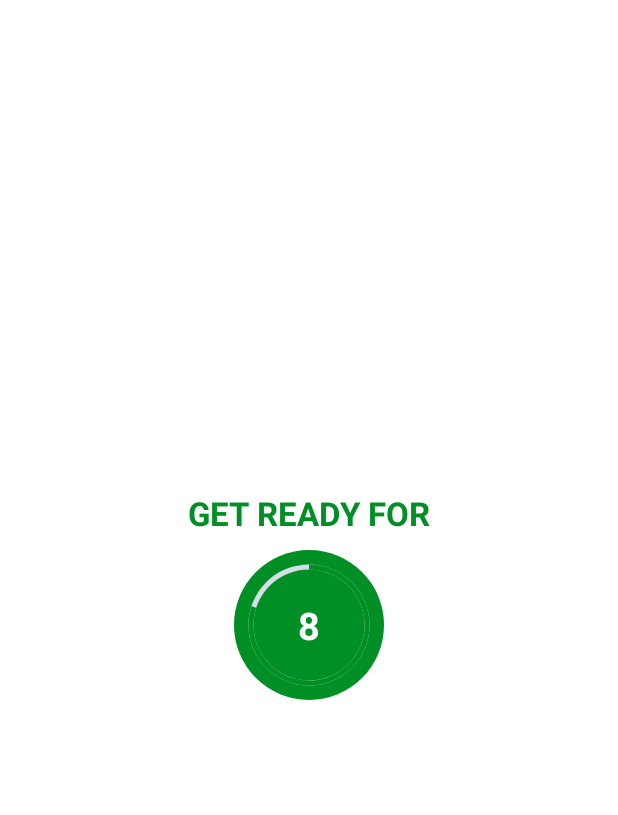
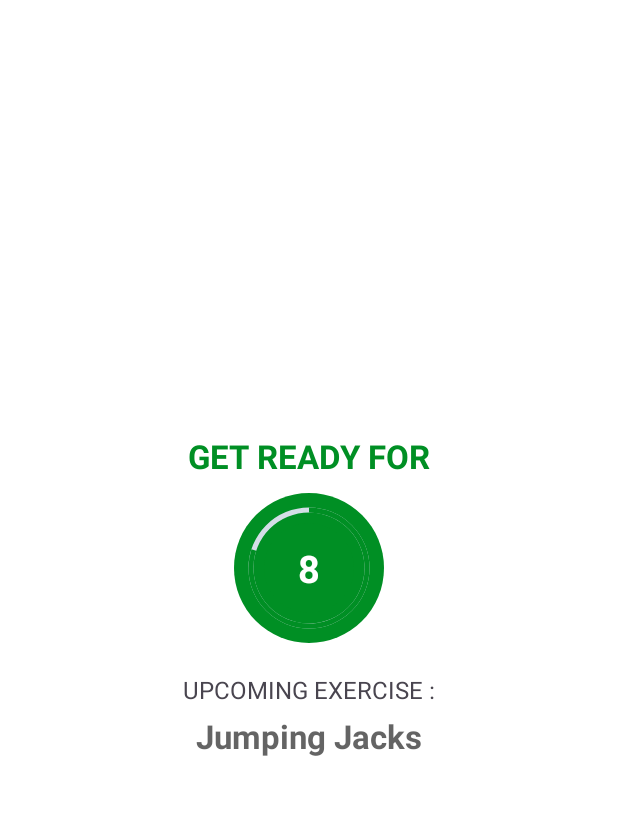
Before and after one commit to nevrmd/seven-min-workout, an Android app: the ExerciseActivity screen opened directly, with no data from a screen before it, on a phone screen of 412 x 824 dp, the part 64-879 px from its top. Run offline under Robolectric (Android 15) with nearby library versions, the phone set to English and light mode, and no system bars.

Commit message:
Upcoming Exercise Text

```diff
--- a/app/src/main/java/com/nevrmd/sevenminworkout/ExerciseActivity.kt
+++ b/app/src/main/java/com/nevrmd/sevenminworkout/ExerciseActivity.kt
@@ -35,9 +35,8 @@
             onBackPressedDispatcher.onBackPressed()
         }
 
+        exerciseList = Constants.defaultExerciseList()
         setupRestView()
-
-        exerciseList = Constants.defaultExerciseList()
     }
 
     override fun onDestroy() {
@@ -80,6 +79,8 @@
             restTimer!!.cancel()
             restProgress = 0
         }
+
+        binding.tvUpcomingExerciseName.text = exerciseList!![currentExercisePosition + 1].getName()
 
         setRestProgressBar()
     }
--- a/app/src/main/res/layout/activity_exercise.xml
+++ b/app/src/main/res/layout/activity_exercise.xml
@@ -68,6 +68,23 @@
         </LinearLayout>
 
         </FrameLayout>
+
+        <TextView
+            android:layout_width="wrap_content"
+            android:layout_height="wrap_content"
+            android:layout_marginTop="20dp"
+            android:text="UPCOMING EXERCISE :"
+            android:textSize="16sp"/>
+
+        <TextView
+            android:id="@+id/tvUpcomingExerciseName"
+            android:layout_width="wrap_content"
+            android:layout_height="wrap_content"
+            android:layout_marginTop="5dp"
+            android:textColor="@color/colorPrimary"
+            android:textSize="22sp"
+            android:textStyle="bold"
+            tools:text="Exercise Name" />
 
     </LinearLayout>
 
```
